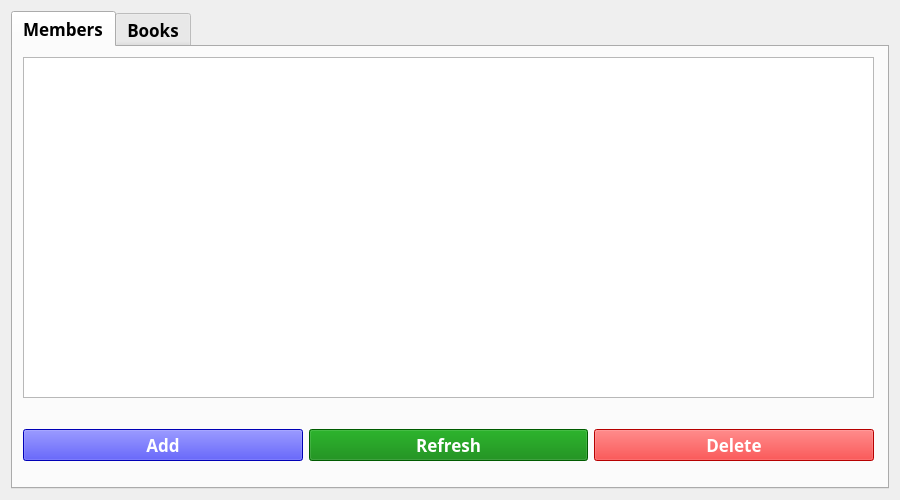
Above: UI/uifiles/admin.ui from ayushr01/Library-Management-System before the change. Below: the same form after it.
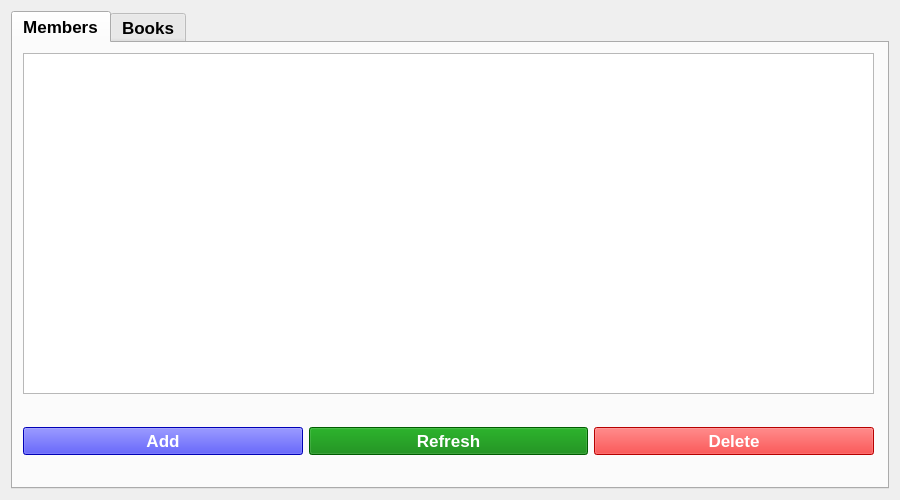
That is the form after the change. The open tabs and pages were chosen to show the change.

Diff of the .ui file:
```diff
--- a/UI/uifiles/admin.ui
+++ b/UI/uifiles/admin.ui
@@ -30,9 +30,7 @@
   </property>
   <property name="font">
    <font>
-    <family>Trebuchet MS</family>
     <pointsize>13</pointsize>
-    <weight>75</weight>
     <bold>true</bold>
    </font>
   </property>
@@ -44,9 +42,7 @@
     <widget class="QTabWidget" name="tabWidget">
      <property name="font">
       <font>
-       <family>Trebuchet MS</family>
        <pointsize>13</pointsize>
-       <weight>75</weight>
        <bold>true</bold>
       </font>
      </property>
@@ -74,9 +70,7 @@
        </property>
        <property name="font">
         <font>
-         <family>Trebuchet MS</family>
          <pointsize>13</pointsize>
-         <weight>50</weight>
          <bold>false</bold>
         </font>
        </property>
@@ -127,9 +121,7 @@
        </property>
        <property name="font">
         <font>
-         <family>Trebuchet MS</family>
          <pointsize>13</pointsize>
-         <weight>75</weight>
          <bold>true</bold>
         </font>
        </property>
@@ -138,9 +130,7 @@
          <widget class="QPushButton" name="addmem">
           <property name="font">
            <font>
-            <family>Trebuchet MS</family>
             <pointsize>13</pointsize>
-            <weight>75</weight>
             <bold>true</bold>
            </font>
           </property>
@@ -157,9 +147,7 @@
          <widget class="QPushButton" name="refreshmem">
           <property name="font">
            <font>
-            <family>Trebuchet MS</family>
             <pointsize>13</pointsize>
-            <weight>75</weight>
             <bold>true</bold>
            </font>
           </property>
@@ -176,9 +164,7 @@
          <widget class="QPushButton" name="deletemem">
           <property name="font">
            <font>
-            <family>Trebuchet MS</family>
             <pointsize>13</pointsize>
-            <weight>75</weight>
             <bold>true</bold>
            </font>
           </property>
```
Left out of the diff: 12 changed lines with no effect on the pictures.
